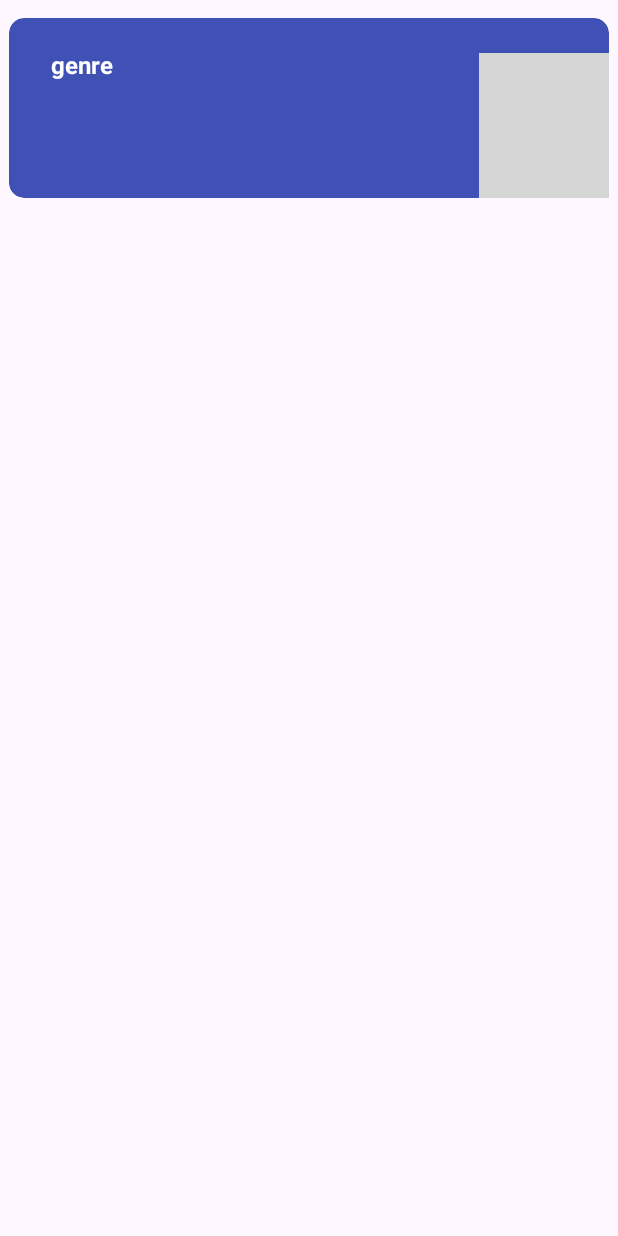
After one commit to anhhuy007/spotify-mobile, an Android app: the layout activity_genre_item.xml on its own in the app's theme, with its tools: preview values and no code run, on a phone screen of 412 x 824 dp. The commit adds this screen. Run offline under Robolectric (Android 15) with nearby library versions, the phone set to English and light mode, and no system bars; grey boxes are pictures that could not be loaded.

Commit message:
feat[genre-ids][frontend]: create genre and genre item xml

```diff
--- /dev/null
+++ b/app/src/main/res/layout/activity_genre_item.xml
@@ -0,0 +1,51 @@
+<?xml version="1.0" encoding="utf-8"?>
+<androidx.constraintlayout.widget.ConstraintLayout xmlns:android="http://schemas.android.com/apk/res/android"
+    xmlns:app="http://schemas.android.com/apk/res-auto"
+    xmlns:tools="http://schemas.android.com/tools"
+    android:layout_width="match_parent"
+    android:layout_height="wrap_content">
+
+    <androidx.cardview.widget.CardView
+        android:layout_width="match_parent"
+        android:layout_height="120dp"
+        android:layout_marginRight="6dp"
+        android:layout_marginLeft="6dp"
+        android:layout_marginTop="12dp"
+        app:cardCornerRadius="10dp"
+        app:cardBackgroundColor="#3F51B5"
+        app:layout_constraintTop_toTopOf="parent">
+
+        <androidx.constraintlayout.widget.ConstraintLayout
+            android:layout_width="match_parent"
+            android:layout_height="match_parent">
+
+            <TextView
+                android:id="@+id/genre_name"
+                android:layout_width="wrap_content"
+                android:layout_height="wrap_content"
+                android:layout_marginStart="28dp"
+                android:layout_marginTop="20dp"
+                android:text="@string/genre_display_text"
+                android:textColor="@android:color/white"
+                android:textSize="16sp"
+                android:textStyle="bold"
+                app:layout_constraintStart_toStartOf="parent"
+                app:layout_constraintTop_toTopOf="parent" />
+
+            <ImageView
+                android:id="@+id/genre_image"
+                android:layout_width="100dp"
+                android:layout_height="80dp"
+                android:layout_marginTop="40dp"
+                android:layout_marginRight="-25dp"
+                android:rotation="23"
+                android:scaleType="centerCrop"
+                app:layout_constraintEnd_toEndOf="parent"
+                app:layout_constraintHorizontal_bias="1.0"
+                app:layout_constraintStart_toStartOf="parent"
+                app:layout_constraintStart_toEndOf="parent"
+                app:layout_constraintTop_toTopOf="parent"
+                tools:srcCompat="@tools:sample/avatars" />
+        </androidx.constraintlayout.widget.ConstraintLayout>
+    </androidx.cardview.widget.CardView>
+</androidx.constraintlayout.widget.ConstraintLayout>
--- a/app/src/main/res/values/strings.xml
+++ b/app/src/main/res/values/strings.xml
@@ -1,4 +1,6 @@
 <resources>
     <string name="app_name">SpotifyClone</string>
     <string name="test">This is Login Activity made for testing purpose</string>
+    <string name="genre_display_text">genre</string>
+    <string name="search_text">Bạn muốn nghe gì</string>
 </resources>
```
Also changed, not shown: app/src/main/res/layout/activity_genre.xml (added, +28 -0 lines).
